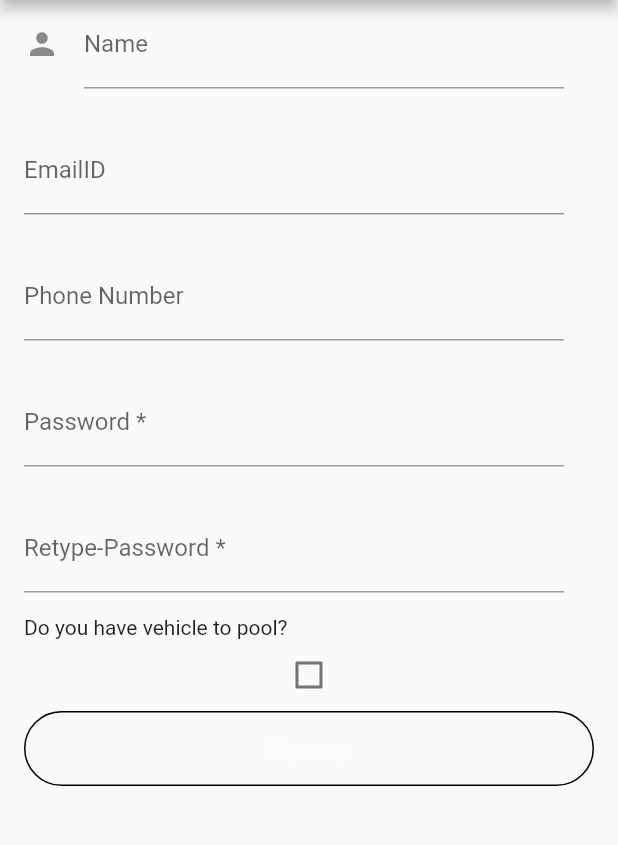
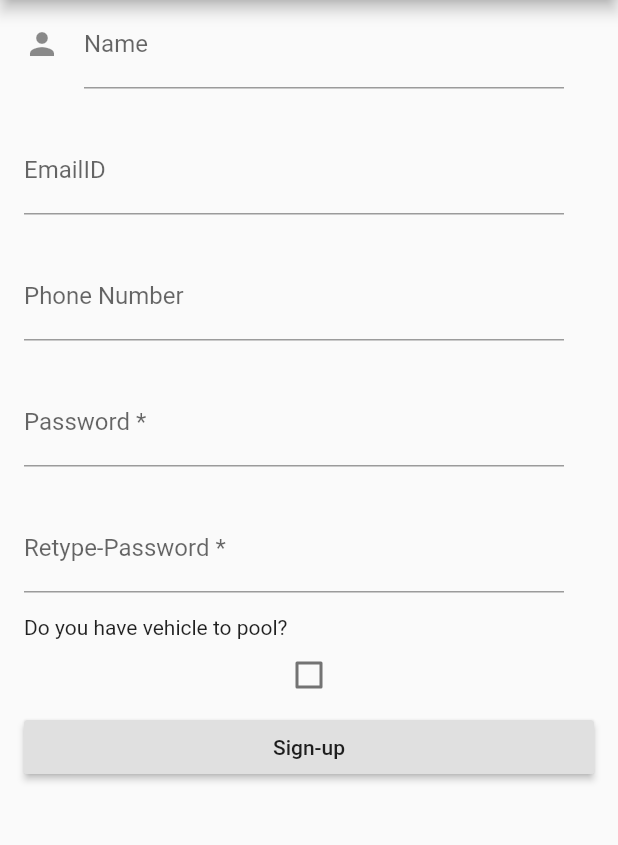
Before and after one commit to Abhimanyu121/flutter_map, a Flutter app: the screen it shows after launch, on a phone screen of 412 x 824 dp, the part 84-929 px from its top. Run offline on Flutter 3.47's test engine with Material 2 defaults, Android fonts, the phone set to English and light mode, and no system bars; our stand-ins replace cloud_firestore, google_maps_flutter, location; accounts and stored records are empty; statements that could not run were skipped.

Commit message:
shifted google maps to stack and added a fab

```diff
--- a/lib/Roundedbutton.dart
+++ /dev/null
@@ -1,73 +0,0 @@
-import 'package:flutter/material.dart';
-
-class RoundedButton extends StatelessWidget {
-  String buttonName;
-  final VoidCallback onTap;
-
-  double height;
-  double width;
-  double bottomMargin;
-  double borderWidth;
-  Color buttonColor;
-  Color splashcolor;
-  Color highlightColor;
-
-  TextStyle textStyle = new TextStyle(
-      color: new Color.fromRGBO(255, 255, 255, 0.4),
-      fontSize: 16.0,
-      fontWeight: FontWeight.bold);
-
-  //passing props in react style
-  RoundedButton(
-      {this.buttonName,
-        this.onTap,
-        this.height,
-        this.bottomMargin,
-        this.borderWidth,
-        this.width,
-        this.buttonColor,
-        this.splashcolor,
-        this.highlightColor});
-
-  @override
-  Widget build(BuildContext context) {
-    if (borderWidth != 0.0)
-      return (new InkWell(
-        onTap: onTap,
-        child: new Container(
-          width: width,
-          height: height,
-          margin: new EdgeInsets.only(bottom: bottomMargin),
-          alignment: FractionalOffset.center,
-          decoration: new BoxDecoration(
-              color: buttonColor,
-              borderRadius: const BorderRadius.all(const Radius.circular(30.0)),
-              border: new Border.all(
-                  color: const Color.fromRGBO(221, 221, 221, 1.0),
-                  width: borderWidth)),
-          child: new Text(buttonName, style: textStyle),
-        ),
-        splashColor: splashcolor,
-        highlightColor:highlightColor,
-      ));
-    else
-      return (new InkWell(
-        onTap: onTap,
-        child: new Container(
-          width: width,
-          height: height,
-          margin: new EdgeInsets.only(bottom: bottomMargin),
-          alignment: FractionalOffset.center,
-          decoration: new BoxDecoration(
-            color: buttonColor,
-            borderRadius: const BorderRadius.all(const Radius.circular(30.0)),
-            border: new Border.all(
-              color: Colors.black,
-              width: 1.0,
-            ),
-          ),
-          child: new Text(buttonName, style: textStyle),
-        ),
-      ));
-  }
-}
--- a/lib/map_ui.dart
+++ b/lib/map_ui.dart
@@ -27,12 +27,28 @@ class _MapuiState extends State<Mapui>{
         appBar: AppBar(
           title: Text("Magicarp"),
         ),
-        body: GoogleMap(
-          onMapCreated: _onMapCreated,
-          initialCameraPosition: CameraPosition(
-            target: _center,
-            zoom: 11.0,
-          ),
+        body: Stack(
+          children: <Widget>[
+            GoogleMap(
+              onMapCreated: _onMapCreated,
+              initialCameraPosition: CameraPosition(
+                target: _center,
+                zoom: 11.0,
+              ),
+            ),
+            Padding(
+              padding: const EdgeInsets.all(16.0),
+              child: Align(
+                alignment: Alignment.topRight,
+                child: FloatingActionButton(
+                  onPressed: () => print('button pressed'),
+                  materialTapTargetSize: MaterialTapTargetSize.padded,
+                  backgroundColor: Colors.green,
+                  child: const Icon(Icons.map, size: 36.0),
+                ),
+              ),
+            ),
+          ],
         ),
       ),
     );
--- a/lib/register.dart
+++ b/lib/register.dart
@@ -1,6 +1,5 @@
 import 'package:flutter/material.dart';
 import 'package:cloud_firestore/cloud_firestore.dart';
-import 'Roundedbutton.dart';
 class register_ui extends StatelessWidget{
   var cont= TextEditingController();
   var cx= TextEditingController();
@@ -107,14 +106,9 @@ class register_ui extends StatelessWidget{
                         )
                     ),
                     new Container(
-                        child: new RoundedButton (
-                          buttonName: 'Sign-up',
-                          onTap:  _register,
-                          width: 60.0,
-                          height: 50.0,
-                          bottomMargin: 10.0,
-                          borderWidth: 0.0,
-                          buttonColor: Colors.transparent,
+                        child: new RaisedButton (
+                          child: Text('Sign-up'),
+                          onPressed:  _register
                         )
                     )
                     ,
--- a/lib/singin_ui.dart
+++ b/lib/singin_ui.dart
@@ -1,3 +1,2 @@
 import 'package:flutter/material.dart';
 import 'package:cloud_firestore/cloud_firestore.dart';
-import 'Roundedbutton.dart';
```
